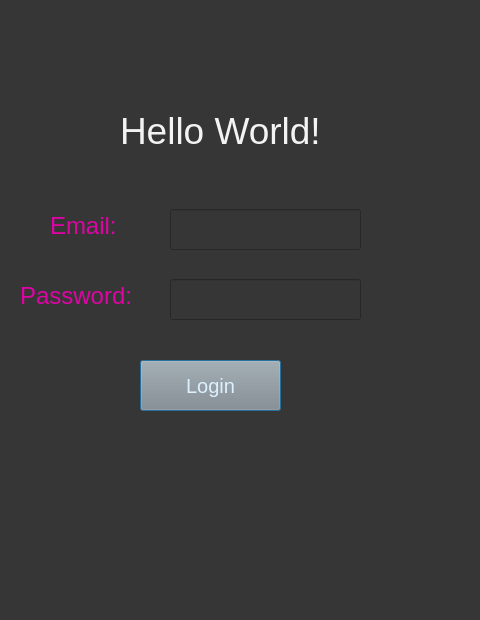
Qt form TakeComentatorTool/login.ui (jckob/MoBu-Scripts) before a commit.
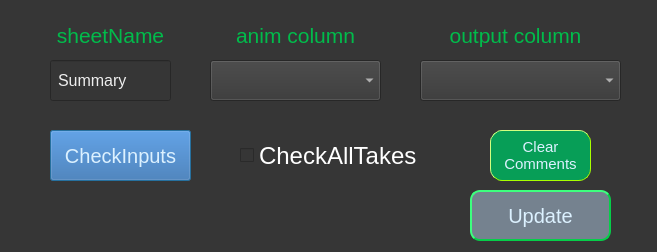
The same form after that commit.

Diff of the .ui file:
```diff
--- a/TakeComentatorTool/login.ui
+++ b/TakeComentatorTool/login.ui
@@ -6,8 +6,8 @@
    <rect>
     <x>0</x>
     <y>0</y>
-    <width>480</width>
-    <height>620</height>
+    <width>657</width>
+    <height>252</height>
    </rect>
   </property>
   <property name="windowTitle">
@@ -16,106 +16,226 @@
   <property name="styleSheet">
    <string notr="true">background-color: rgb(54, 54, 54);</string>
   </property>
-  <widget class="QLabel" name="label">
-   <property name="geometry">
-    <rect>
-     <x>120</x>
-     <y>90</y>
-     <width>221</width>
-     <height>81</height>
-    </rect>
-   </property>
-   <property name="styleSheet">
-    <string notr="true">color: rgb(243, 243, 243); font-size: 28pt;</string>
-   </property>
-   <property name="text">
-    <string>Hello World!</string>
-   </property>
-  </widget>
   <widget class="QLabel" name="label_2">
    <property name="geometry">
     <rect>
-     <x>50</x>
-     <y>210</y>
-     <width>71</width>
+     <x>40</x>
+     <y>20</y>
+     <width>141</width>
      <height>31</height>
     </rect>
    </property>
    <property name="styleSheet">
-    <string notr="true">color: rgb(222, 4, 164); font-size: 18pt;</string>
+    <string notr="true">color: rgb(0, 188, 75); font-size: 16pt;</string>
    </property>
    <property name="text">
-    <string>Email:</string>
+    <string>sheetName</string>
    </property>
-  </widget>
-  <widget class="QLineEdit" name="lineEdit">
-   <property name="geometry">
-    <rect>
-     <x>170</x>
-     <y>209</y>
-     <width>191</width>
-     <height>41</height>
-    </rect>
+   <property name="alignment">
+    <set>Qt::AlignCenter</set>
    </property>
-   <property name="font">
-    <font>
-     <pointsize>12</pointsize>
-    </font>
-   </property>
-   <property name="styleSheet">
-    <string notr="true">font-size: 12pt; color: rgb(238, 238, 238)</string>
-   </property>
   </widget>
-  <widget class="QLineEdit" name="lineEdit_2">
+  <widget class="QLineEdit" name="InputSheetName">
    <property name="geometry">
     <rect>
-     <x>170</x>
-     <y>279</y>
-     <width>191</width>
-     <height>41</height>
-    </rect>
-   </property>
-   <property name="font">
-    <font>
-     <pointsize>12</pointsize>
-    </font>
-   </property>
-   <property name="styleSheet">
-    <string notr="true">font-size: 12pt; color: rgb(238, 238, 238)</string>
-   </property>
-  </widget>
-  <widget class="QLabel" name="label_3">
-   <property name="geometry">
-    <rect>
-     <x>20</x>
-     <y>280</y>
+     <x>50</x>
+     <y>60</y>
      <width>121</width>
+     <height>41</height>
+    </rect>
+   </property>
+   <property name="font">
+    <font>
+     <pointsize>12</pointsize>
+    </font>
+   </property>
+   <property name="styleSheet">
+    <string notr="true">font-size: 12pt; color: rgb(238, 238, 238);
+padding-left: 5px;</string>
+   </property>
+   <property name="text">
+    <string>Summary</string>
+   </property>
+  </widget>
+  <widget class="QLabel" name="label_3">
+   <property name="geometry">
+    <rect>
+     <x>210</x>
+     <y>20</y>
+     <width>171</width>
      <height>31</height>
     </rect>
    </property>
    <property name="styleSheet">
-    <string notr="true">color: rgb(222, 4, 164); font-size: 18pt;</string>
+    <string notr="true">color: rgb(0, 188, 75); font-size: 16pt;</string>
    </property>
    <property name="text">
-    <string>Password:</string>
+    <string>anim column</string>
+   </property>
+   <property name="alignment">
+    <set>Qt::AlignCenter</set>
    </property>
   </widget>
-  <widget class="QPushButton" name="loginButton">
+  <widget class="QPushButton" name="CheckInputsButton">
    <property name="geometry">
     <rect>
-     <x>140</x>
-     <y>360</y>
+     <x>50</x>
+     <y>130</y>
      <width>141</width>
      <height>51</height>
     </rect>
    </property>
    <property name="styleSheet">
     <string notr="true">font-size: 15pt; 
-background-color: rgb(140, 140, 140);
+background-color: rgb(45, 102, 170);
 color: rgb(220, 241, 255)</string>
    </property>
    <property name="text">
-    <string>Login</string>
+    <string>CheckInputs</string>
+   </property>
+  </widget>
+  <widget class="QPushButton" name="UpdateButton">
+   <property name="enabled">
+    <bool>true</bool>
+   </property>
+   <property name="geometry">
+    <rect>
+     <x>470</x>
+     <y>190</y>
+     <width>141</width>
+     <height>51</height>
+    </rect>
+   </property>
+   <property name="styleSheet">
+    <string notr="true">font-size: 15pt; 
+background-color: rgb(117, 130, 143);
+color: rgb(220, 241, 255);
+border-style: outset;
+border-width: 2px;
+border-radius: 10px;
+border-color: rgb(6, 206, 73);</string>
+   </property>
+   <property name="text">
+    <string>Update</string>
+   </property>
+  </widget>
+  <widget class="QCheckBox" name="CheckAllTakes">
+   <property name="enabled">
+    <bool>true</bool>
+   </property>
+   <property name="geometry">
+    <rect>
+     <x>240</x>
+     <y>130</y>
+     <width>221</width>
+     <height>51</height>
+    </rect>
+   </property>
+   <property name="font">
+    <font>
+     <pointsize>18</pointsize>
+     <weight>50</weight>
+     <bold>false</bold>
+     <kerning>true</kerning>
+    </font>
+   </property>
+   <property name="styleSheet">
+    <string notr="true">font-size: 18pt;
+color: rgb(255, 255, 255)</string>
+   </property>
+   <property name="text">
+    <string>CheckAllTakes</string>
+   </property>
+   <property name="iconSize">
+    <size>
+     <width>16</width>
+     <height>16</height>
+    </size>
+   </property>
+  </widget>
+  <widget class="QLabel" name="label_4">
+   <property name="geometry">
+    <rect>
+     <x>420</x>
+     <y>20</y>
+     <width>191</width>
+     <height>31</height>
+    </rect>
+   </property>
+   <property name="styleSheet">
+    <string notr="true">color: rgb(0, 188, 75); font-size: 16pt;</string>
+   </property>
+   <property name="text">
+    <string>output column</string>
+   </property>
+   <property name="alignment">
+    <set>Qt::AlignCenter</set>
+   </property>
+  </widget>
+  <widget class="QComboBox" name="InputKeyNameList">
+   <property name="geometry">
+    <rect>
+     <x>210</x>
+     <y>60</y>
+     <width>171</width>
+     <height>41</height>
+    </rect>
+   </property>
+   <property name="font">
+    <font>
+     <pointsize>12</pointsize>
+     <kerning>false</kerning>
+    </font>
+   </property>
+   <property name="styleSheet">
+    <string notr="true">font-size: 12pt; color: rgb(238, 238, 238);
+padding-left: 5px;</string>
+   </property>
+  </widget>
+  <widget class="QComboBox" name="InputValueNameList">
+   <property name="geometry">
+    <rect>
+     <x>420</x>
+     <y>60</y>
+     <width>201</width>
+     <height>41</height>
+    </rect>
+   </property>
+   <property name="font">
+    <font>
+     <pointsize>12</pointsize>
+     <kerning>false</kerning>
+    </font>
+   </property>
+   <property name="styleSheet">
+    <string notr="true">font-size: 12pt; color: rgb(238, 238, 238);
+padding-left: 5px;</string>
+   </property>
+  </widget>
+  <widget class="QPushButton" name="ClearCommentsButton">
+   <property name="enabled">
+    <bool>true</bool>
+   </property>
+   <property name="geometry">
+    <rect>
+     <x>490</x>
+     <y>130</y>
+     <width>101</width>
+     <height>51</height>
+    </rect>
+   </property>
+   <property name="styleSheet">
+    <string notr="true">font-size: 11pt; 
+background-color: rgb(7, 158, 87);
+color: rgb(220, 241, 255);
+border-style: outset;
+border-width: 1px;
+border-radius: 12px;
+border-color: rgb(170, 255, 0);</string>
+   </property>
+   <property name="text">
+    <string>Clear 
+Comments</string>
    </property>
   </widget>
  </widget>
```
